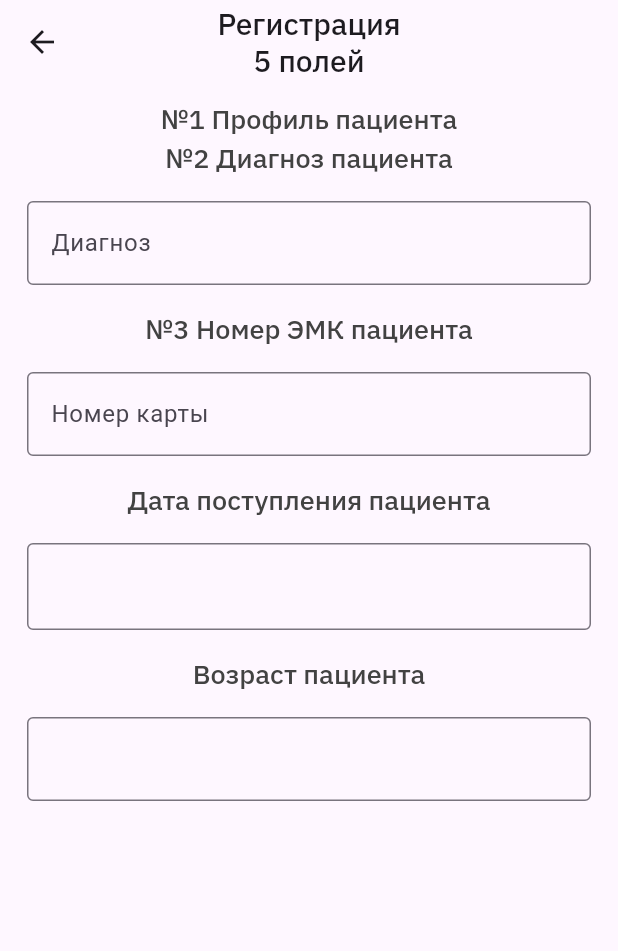
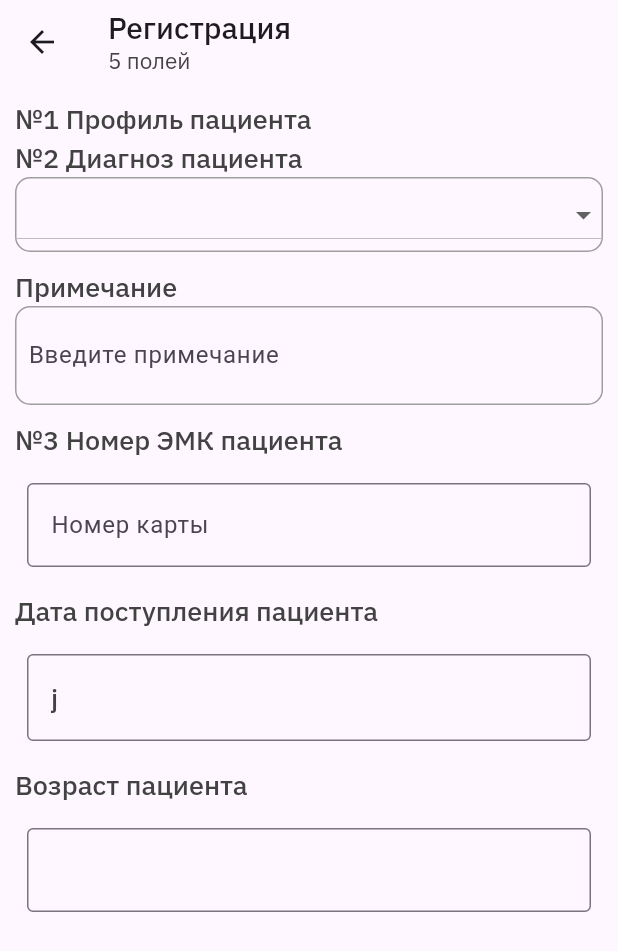
Before and after one commit to KuznetsovaDO/gkb12_app, a Flutter app: the NewPatientPage screen opened directly, on a phone screen of 412 x 824 dp. Shown: the top 951 px of the screen. Run offline on Flutter 3.47's test engine with Material 3 defaults, Android fonts, the phone set to English and light mode, and no system bars; our stand-ins replace cloud_firestore, firebase_core, flutter_datetime_picker, get, google_fonts, pin_code_fields; accounts and stored records are empty.

Commit message:
добавлена загрузка диагнозов в соответствии с выбранным профилем, подключен datetime picker

```diff
--- a/lib/ui/pages/new_patient_page.dart
+++ b/lib/ui/pages/new_patient_page.dart
@@ -1,5 +1,7 @@
 import 'package:flutter/material.dart';
 import 'package:cloud_firestore/cloud_firestore.dart';
+import 'package:google_fonts/google_fonts.dart';
+import 'package:flutter_datetime_picker/flutter_datetime_picker.dart';
 
 class NewPatientPage extends StatefulWidget {
   const NewPatientPage({Key? key}) : super(key: key);
@@ -9,25 +11,18 @@ class NewPatientPage extends StatefulWidget {
 }
 
 class _NewPatientPageState extends State<NewPatientPage> {
-  String length = '';
-  List<String> medicalProfiles = [];
+  String? selectedProfile = '';
+  List<String> profiles = [];
+  String? selectedDiagnosis;
+  List<String> diagnoses = ['Option 1', 'Option 2', 'Option 3'];
+  TextEditingController noteController = TextEditingController();
+  DateTime? selectedDate;
 
   @override
   void initState() {
     super.initState();
-    getLength();
+
     fetchMedicalProfiles();
-  }
-
-  Future<void> getLength() async {
-    int count = await FirebaseFirestore.instance
-        .collection('patients')
-        .get()
-        .then((querySnapshot) => querySnapshot.size);
-
-    setState(() {
-      length = count.toString();
-    });
   }
 
   Future<void> fetchMedicalProfiles() async {
@@ -35,46 +30,116 @@ class _NewPatientPageState extends State<NewPatientPage> {
         await FirebaseFirestore.instance.collection('med_profiles').get();
 
     setState(() {
-      medicalProfiles =
-          snapshot.docs.map((doc) => doc['title'] as String).toList();
+      profiles = snapshot.docs.map((doc) => doc['title'] as String).toList();
     });
   }
 
-  String selectedDate = ''; // Для хранения выбранной даты
+  void fetchDiagnoses(String? profile) {
+    FirebaseFirestore.instance
+        .collection('diagnoses')
+        .where("profile", isEqualTo: profile)
+        .get()
+        .then((QuerySnapshot<Map<String, dynamic>> snapshot) {
+      setState(() {
+        diagnoses =
+            snapshot.docs.map((doc) => doc['diagnosis'] as String).toList();
+        selectedDiagnosis =
+            null; // Сбрасываем выбранный диагноз при изменении профиля
+      });
+    });
+  }
 
   @override
   Widget build(BuildContext context) {
     return Scaffold(
       appBar: AppBar(
-        centerTitle: true,
-        title: Column(children: [Text("Регистрация"), Text("5 полей")]),
+        centerTitle: false,
+        title: Column(crossAxisAlignment: CrossAxisAlignment.start, children: [
+          Text(
+            "Регистрация",
+            textAlign: TextAlign.left,
+          ),
+          Text(
+            "5 полей",
+            textAlign: TextAlign.left,
+            style: GoogleFonts.ibmPlexSans(
+                fontSize: 15,
+                letterSpacing: 0,
+                fontWeight: FontWeight.w400,
+                color: Colors.grey[800]),
+          )
+        ]),
       ),
       body: SingleChildScrollView(
         padding: EdgeInsets.all(10),
         child: Column(
+          crossAxisAlignment: CrossAxisAlignment.start,
           children: [
             Text("№1 Профиль пациента"),
-            ListView.builder(
-              shrinkWrap: true,
-              itemCount: medicalProfiles.length,
-              itemBuilder: (context, index) {
-                return CheckboxListTile(
-                  title: Text(medicalProfiles[index]),
-                  value: false,
-                  onChanged: (newValue) {},
-                );
-              },
+            Column(
+              children: profiles
+                  .map(
+                    (option) => RadioListTile(
+                      title: Text(option),
+                      value: option,
+                      groupValue: selectedProfile,
+                      onChanged: (value) {
+                        setState(() {
+                          selectedProfile = value as String;
+                          fetchDiagnoses(selectedProfile);
+                        });
+                      },
+                    ),
+                  )
+                  .toList(),
             ),
             Text("№2 Диагноз пациента"),
-            Padding(
-              padding: EdgeInsets.symmetric(horizontal: 8, vertical: 16),
-              child: TextField(
-                decoration: InputDecoration(
-                  border: OutlineInputBorder(),
-                  hintText: 'Диагноз',
+            Container(
+              width: double.infinity,
+              decoration: BoxDecoration(
+                borderRadius: BorderRadius.circular(10),
+                border: Border.all(color: Colors.grey),
+              ),
+              child: DropdownButton<String>(
+                isExpanded: true,
+                value: selectedDiagnosis,
+                onChanged: (String? value) {
+                  setState(() {
+                    selectedDiagnosis = value;
+                  });
+                },
+                items: diagnoses.map<DropdownMenuItem<String>>((String value) {
+                  return DropdownMenuItem<String>(
+                    value: value,
+                    child: Padding(
+                      padding: const EdgeInsets.symmetric(
+                          horizontal: 10, vertical: 8),
+                      child: Text(value),
+                    ),
+                  );
+                }).toList(),
+              ),
+            ),
+            SizedBox(height: 10),
+            Text("Примечание"),
+            Container(
+              width: double.infinity,
+              decoration: BoxDecoration(
+                borderRadius: BorderRadius.circular(10),
+                border: Border.all(color: Colors.grey),
+              ),
+              child: Padding(
+                padding: EdgeInsets.symmetric(horizontal: 8, vertical: 8),
+                child: TextField(
+                  controller: noteController,
+                  decoration: InputDecoration(
+                    border: InputBorder.none,
+                    hintText: 'Введите примечание',
+                  ),
                 ),
               ),
             ),
+            SizedBox(height: 10),
             Text("№3 Номер ЭМК пациента"),
             Padding(
               padding: EdgeInsets.symmetric(horizontal: 8, vertical: 16),
@@ -95,7 +160,7 @@ class _NewPatientPageState extends State<NewPatientPage> {
                     border: OutlineInputBorder(),
                     hintText: 'Выберите дату',
                   ),
-                  child: Text(selectedDate),
+                  child: Text("j"),
                 ),
               ),
             ),
--- a/pubspec.yaml
+++ b/pubspec.yaml
@@ -43,6 +43,7 @@ dependencies:
   provider: ^6.1.1
   toast: ^0.3.0
   get: ^4.6.6
+  flutter_datetime_picker: ^1.5.1
 
 
 
```
Also changed, not shown: pubspec.lock.
